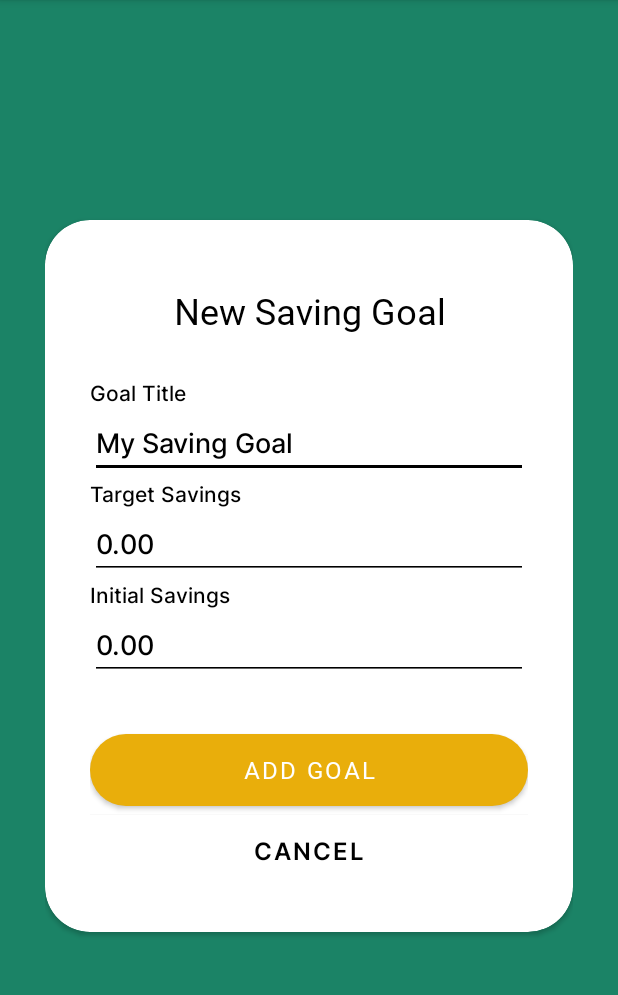
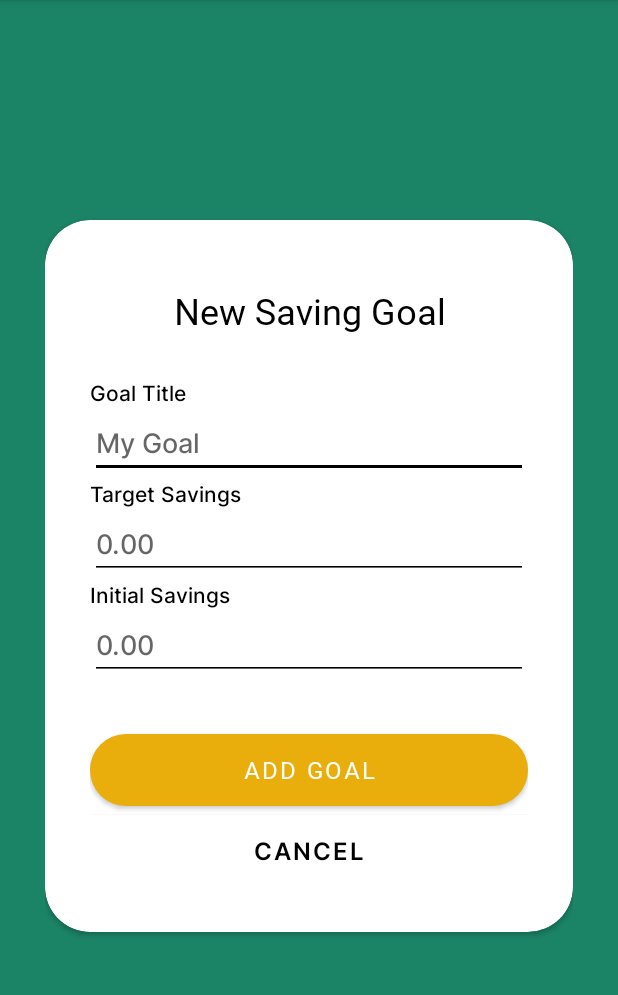
Before and after one commit to cusgan/FinanceTracker, an Android app: the AddGoal screen opened directly, with no data from a screen before it, on a phone screen of 412 x 824 dp, the part 84-1079 px from its top. Run offline under Robolectric (Android 15) with nearby library versions, the phone set to English and light mode, and no system bars; network calls fail.

Commit message:
more hints fixing.. stats??

```diff
--- a/app/src/main/res/layout/activity_add_goal.xml
+++ b/app/src/main/res/layout/activity_add_goal.xml
@@ -65,8 +65,8 @@
                     android:backgroundTint="@color/black"
                     android:ems="10"
                     android:fontFamily="@font/inter_medium"
+                    android:hint="@string/default_goal"
                     android:inputType="text"
-                    android:text="My Saving Goal"
                     android:textColor="@color/black"
                     android:textColorHighlight="@color/vivid_yellow"
                     android:textColorLink="@color/vivid_yellow" />
@@ -86,8 +86,8 @@
                     android:backgroundTint="@color/black"
                     android:ems="10"
                     android:fontFamily="@font/inter_medium"
+                    android:hint="@string/default_value"
                     android:inputType="numberDecimal"
-                    android:text="0.00"
                     android:textColor="@color/black"
                     android:textColorHighlight="@color/vivid_yellow"
                     android:textColorLink="@color/vivid_yellow" />
@@ -107,8 +107,8 @@
                     android:backgroundTint="@color/black"
                     android:ems="10"
                     android:fontFamily="@font/inter_medium"
+                    android:hint="@string/default_value"
                     android:inputType="numberDecimal"
-                    android:text="0.00"
                     android:textColor="@color/black"
                     android:textColorHighlight="@color/vivid_yellow"
                     android:textColorLink="@color/vivid_yellow" />
--- a/app/src/main/res/values/strings.xml
+++ b/app/src/main/res/values/strings.xml
@@ -5,6 +5,7 @@
     <string name="default_value">0.00</string>
     <string name="default_wallet">My Wallet</string>
     <string name="default_transaction">My Transaction</string>
+    <string name="default_goal">My Goal</string>
     <string name="default_date">03/07/24</string>
     <string-array name="categories_array">
         <item>Food</item>
```
Also changed, not shown: app/src/main/java/com/example/financetrackerapp/Stats.java (+15 -5 lines).
